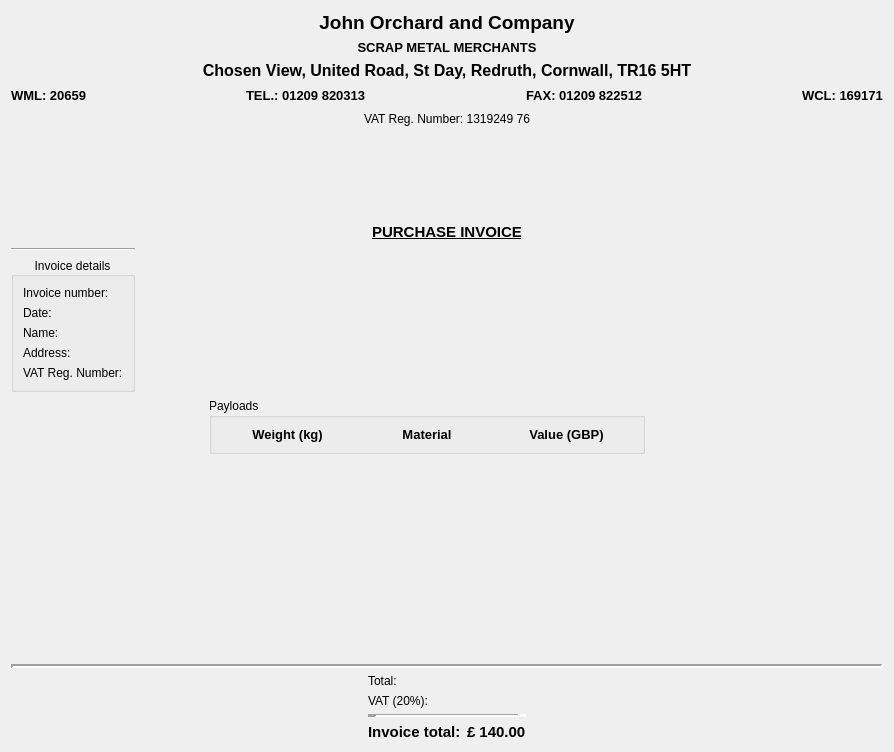
Above: main_program/gui_interface_designs/invoice_review_dialog_design.ui from yimenhfeifei/josm-invoice before the change. Below: the same form after it.
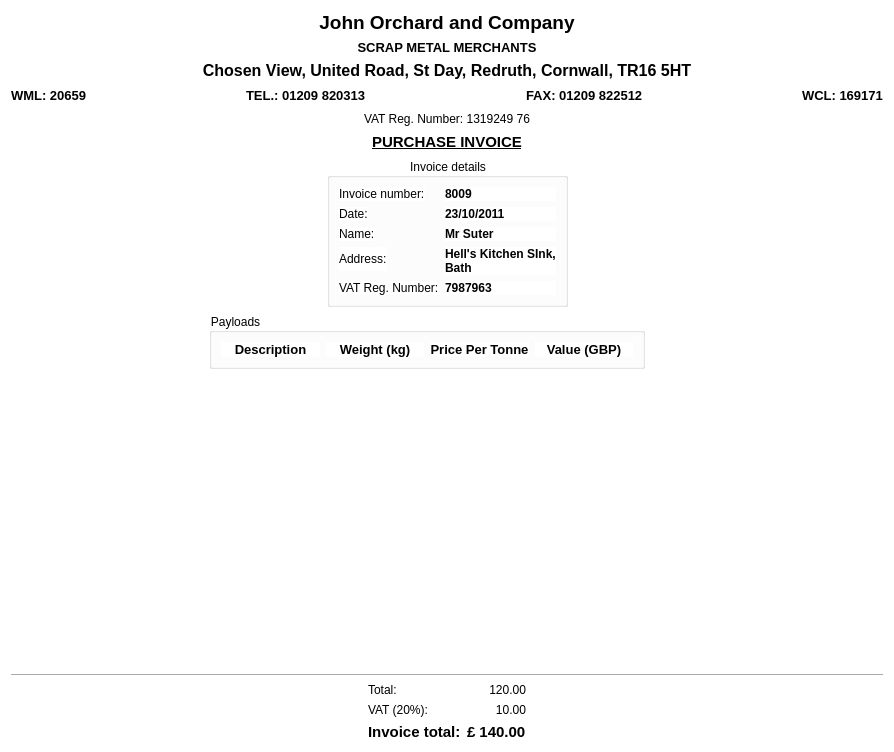
That is the form after the change.

Commit message: Added invoice program.

What changed in the file:
```diff
--- a/main_program/gui_interface_designs/invoice_review_dialog_design.ui
+++ b/main_program/gui_interface_designs/invoice_review_dialog_design.ui
@@ -1,7 +1,7 @@
 <?xml version="1.0" encoding="UTF-8"?>
 <ui version="4.0">
- <class>Dialog</class>
- <widget class="QDialog" name="Dialog">
+ <class>invoiceReviewDialog</class>
+ <widget class="QDialog" name="invoiceReviewDialog">
   <property name="geometry">
    <rect>
     <x>0</x>
@@ -10,12 +10,19 @@
     <height>752</height>
    </rect>
   </property>
+  <property name="sizePolicy">
+   <sizepolicy hsizetype="Preferred" vsizetype="Fixed">
+    <horstretch>0</horstretch>
+    <verstretch>0</verstretch>
+   </sizepolicy>
+  </property>
   <property name="windowTitle">
    <string>Dialog</string>
   </property>
-  <layout class="QVBoxLayout" name="verticalLayout_7">
-   <item>
-    <layout class="QVBoxLayout" name="verticalLayout_4">
+  <property name="styleSheet">
+   <string notr="true">background:white</string>
+  </property>
+  <layout class="QVBoxLayout" name="verticalLayout">
      <item>
       <layout class="QVBoxLayout" name="verticalLayout_2">
        <item>
@@ -160,23 +167,6 @@
       </layout>
      </item>
      <item>
-      <spacer name="verticalSpacer_2">
-       <property name="orientation">
-        <enum>Qt::Vertical</enum>
-       </property>
-       <property name="sizeHint" stdset="0">
-        <size>
-         <width>20</width>
-         <height>18</height>
-        </size>
-       </property>
-      </spacer>
-     </item>
-    </layout>
-   </item>
-   <item>
-    <layout class="QVBoxLayout" name="verticalLayout_3">
-     <item>
       <layout class="QHBoxLayout" name="horizontalLayout_3">
        <item>
         <spacer name="horizontalSpacer">
@@ -223,13 +213,17 @@
      <item>
       <layout class="QHBoxLayout" name="horizontalLayout">
        <item>
-        <layout class="QVBoxLayout" name="verticalLayout">
-         <item>
-          <widget class="Line" name="line">
+      <spacer name="horizontalSpacer_5">
            <property name="orientation">
             <enum>Qt::Horizontal</enum>
            </property>
-          </widget>
+       <property name="sizeHint" stdset="0">
+        <size>
+         <width>268</width>
+         <height>20</height>
+        </size>
+       </property>
+      </spacer>
          </item>
          <item>
           <widget class="QGroupBox" name="groupBox">
@@ -247,6 +241,17 @@
               </property>
              </widget>
             </item>
+        <item row="0" column="1">
+         <widget class="QLabel" name="label_16">
+          <property name="text">
+           <string>&lt;!DOCTYPE HTML PUBLIC &quot;-//W3C//DTD HTML 4.0//EN&quot; &quot;http://www.w3.org/TR/REC-html40/strict.dtd&quot;&gt;
+&lt;html&gt;&lt;head&gt;&lt;meta name=&quot;qrichtext&quot; content=&quot;1&quot; /&gt;&lt;style type=&quot;text/css&quot;&gt;
+p, li { white-space: pre-wrap; }
+&lt;/style&gt;&lt;/head&gt;&lt;body style=&quot; font-family:'Sans Serif'; font-size:9pt; font-weight:400; font-style:normal;&quot;&gt;
+&lt;p style=&quot; margin-top:0px; margin-bottom:0px; margin-left:0px; margin-right:0px; -qt-block-indent:0; text-indent:0px;&quot;&gt;&lt;span style=&quot; font-weight:600;&quot;&gt;8009&lt;/span&gt;&lt;/p&gt;&lt;/body&gt;&lt;/html&gt;</string>
+          </property>
+         </widget>
+        </item>
             <item row="1" column="0">
              <widget class="QLabel" name="label">
               <property name="text">
@@ -254,6 +259,17 @@
               </property>
              </widget>
             </item>
+        <item row="1" column="1">
+         <widget class="QLabel" name="label_17">
+          <property name="text">
+           <string>&lt;!DOCTYPE HTML PUBLIC &quot;-//W3C//DTD HTML 4.0//EN&quot; &quot;http://www.w3.org/TR/REC-html40/strict.dtd&quot;&gt;
+&lt;html&gt;&lt;head&gt;&lt;meta name=&quot;qrichtext&quot; content=&quot;1&quot; /&gt;&lt;style type=&quot;text/css&quot;&gt;
+p, li { white-space: pre-wrap; }
+&lt;/style&gt;&lt;/head&gt;&lt;body style=&quot; font-family:'Sans Serif'; font-size:9pt; font-weight:400; font-style:normal;&quot;&gt;
+&lt;p style=&quot; margin-top:0px; margin-bottom:0px; margin-left:0px; margin-right:0px; -qt-block-indent:0; text-indent:0px;&quot;&gt;&lt;span style=&quot; font-weight:600;&quot;&gt;23/10/2011&lt;/span&gt;&lt;/p&gt;&lt;/body&gt;&lt;/html&gt;</string>
+          </property>
+         </widget>
+        </item>
             <item row="2" column="0">
              <widget class="QLabel" name="label_3">
               <property name="text">
@@ -261,6 +277,17 @@
               </property>
              </widget>
             </item>
+        <item row="2" column="1">
+         <widget class="QLabel" name="label_18">
+          <property name="text">
+           <string>&lt;!DOCTYPE HTML PUBLIC &quot;-//W3C//DTD HTML 4.0//EN&quot; &quot;http://www.w3.org/TR/REC-html40/strict.dtd&quot;&gt;
+&lt;html&gt;&lt;head&gt;&lt;meta name=&quot;qrichtext&quot; content=&quot;1&quot; /&gt;&lt;style type=&quot;text/css&quot;&gt;
+p, li { white-space: pre-wrap; }
+&lt;/style&gt;&lt;/head&gt;&lt;body style=&quot; font-family:'Sans Serif'; font-size:9pt; font-weight:400; font-style:normal;&quot;&gt;
+&lt;p style=&quot; margin-top:0px; margin-bottom:0px; margin-left:0px; margin-right:0px; -qt-block-indent:0; text-indent:0px;&quot;&gt;&lt;span style=&quot; font-weight:600;&quot;&gt;Mr Suter&lt;/span&gt;&lt;/p&gt;&lt;/body&gt;&lt;/html&gt;</string>
+          </property>
+         </widget>
+        </item>
             <item row="3" column="0">
              <widget class="QLabel" name="label_4">
               <property name="text">
@@ -268,6 +295,18 @@
               </property>
              </widget>
             </item>
+        <item row="3" column="1">
+         <widget class="QLabel" name="label_19">
+          <property name="text">
+           <string>&lt;!DOCTYPE HTML PUBLIC &quot;-//W3C//DTD HTML 4.0//EN&quot; &quot;http://www.w3.org/TR/REC-html40/strict.dtd&quot;&gt;
+&lt;html&gt;&lt;head&gt;&lt;meta name=&quot;qrichtext&quot; content=&quot;1&quot; /&gt;&lt;style type=&quot;text/css&quot;&gt;
+p, li { white-space: pre-wrap; }
+&lt;/style&gt;&lt;/head&gt;&lt;body style=&quot; font-family:'Sans Serif'; font-size:9pt; font-weight:400; font-style:normal;&quot;&gt;
+&lt;p style=&quot; margin-top:0px; margin-bottom:0px; margin-left:0px; margin-right:0px; -qt-block-indent:0; text-indent:0px;&quot;&gt;&lt;span style=&quot; font-weight:600;&quot;&gt;Hell's Kitchen SInk,&lt;/span&gt;&lt;/p&gt;
+&lt;p style=&quot; margin-top:0px; margin-bottom:0px; margin-left:0px; margin-right:0px; -qt-block-indent:0; text-indent:0px;&quot;&gt;&lt;span style=&quot; font-weight:600;&quot;&gt;Bath&lt;/span&gt;&lt;/p&gt;&lt;/body&gt;&lt;/html&gt;</string>
+          </property>
+         </widget>
+        </item>
             <item row="4" column="0">
              <widget class="QLabel" name="label_7">
               <property name="text">
@@ -275,19 +314,28 @@
               </property>
              </widget>
             </item>
-           </layout>
+        <item row="4" column="1">
+         <widget class="QLabel" name="label_20">
+          <property name="text">
+           <string>&lt;!DOCTYPE HTML PUBLIC &quot;-//W3C//DTD HTML 4.0//EN&quot; &quot;http://www.w3.org/TR/REC-html40/strict.dtd&quot;&gt;
+&lt;html&gt;&lt;head&gt;&lt;meta name=&quot;qrichtext&quot; content=&quot;1&quot; /&gt;&lt;style type=&quot;text/css&quot;&gt;
+p, li { white-space: pre-wrap; }
+&lt;/style&gt;&lt;/head&gt;&lt;body style=&quot; font-family:'Sans Serif'; font-size:9pt; font-weight:400; font-style:normal;&quot;&gt;
+&lt;p style=&quot; margin-top:0px; margin-bottom:0px; margin-left:0px; margin-right:0px; -qt-block-indent:0; text-indent:0px;&quot;&gt;&lt;span style=&quot; font-weight:600;&quot;&gt;7987963&lt;/span&gt;&lt;/p&gt;&lt;/body&gt;&lt;/html&gt;</string>
+          </property>
           </widget>
          </item>
         </layout>
+      </widget>
        </item>
        <item>
-        <spacer name="horizontalSpacer_5">
+      <spacer name="horizontalSpacer_11">
          <property name="orientation">
           <enum>Qt::Horizontal</enum>
          </property>
          <property name="sizeHint" stdset="0">
           <size>
-           <width>208</width>
+         <width>268</width>
            <height>20</height>
           </size>
          </property>
@@ -295,10 +343,8 @@
        </item>
       </layout>
      </item>
-    </layout>
-   </item>
    <item>
-    <layout class="QHBoxLayout" name="horizontalLayout_5">
+    <layout class="QHBoxLayout" name="horizontalLayout_6">
      <item>
       <spacer name="horizontalSpacer_7">
        <property name="orientation">
@@ -320,10 +366,34 @@
        <property name="title">
         <string>Payloads</string>
        </property>
-       <layout class="QVBoxLayout" name="verticalLayout_5">
+       <property name="flat">
+        <bool>false</bool>
+       </property>
+       <layout class="QHBoxLayout" name="horizontalLayout_5">
         <item>
-         <layout class="QGridLayout" name="payloadLayout">
-          <item row="0" column="0">
+         <widget class="QLabel" name="label_13">
+          <property name="sizePolicy">
+           <sizepolicy hsizetype="Preferred" vsizetype="Preferred">
+            <horstretch>0</horstretch>
+            <verstretch>0</verstretch>
+           </sizepolicy>
+          </property>
+          <property name="text">
+           <string>&lt;!DOCTYPE HTML PUBLIC &quot;-//W3C//DTD HTML 4.0//EN&quot; &quot;http://www.w3.org/TR/REC-html40/strict.dtd&quot;&gt;
+&lt;html&gt;&lt;head&gt;&lt;meta name=&quot;qrichtext&quot; content=&quot;1&quot; /&gt;&lt;style type=&quot;text/css&quot;&gt;
+p, li { white-space: pre-wrap; }
+&lt;/style&gt;&lt;/head&gt;&lt;body style=&quot; font-family:'Sans Serif'; font-size:9pt; font-weight:400; font-style:normal;&quot;&gt;
+&lt;p style=&quot; margin-top:0px; margin-bottom:0px; margin-left:0px; margin-right:0px; -qt-block-indent:0; text-indent:0px;&quot;&gt;&lt;span style=&quot; font-size:10pt; font-weight:600;&quot;&gt;Description&lt;/span&gt;&lt;/p&gt;&lt;/body&gt;&lt;/html&gt;</string>
+          </property>
+          <property name="alignment">
+           <set>Qt::AlignCenter</set>
+          </property>
+          <property name="margin">
+           <number>5</number>
+          </property>
+         </widget>
+        </item>
+        <item>
            <widget class="QLabel" name="label_12">
             <property name="sizePolicy">
              <sizepolicy hsizetype="Preferred" vsizetype="Preferred">
@@ -342,12 +412,12 @@
              <set>Qt::AlignCenter</set>
             </property>
             <property name="margin">
-             <number>0</number>
+           <number>5</number>
             </property>
            </widget>
           </item>
-          <item row="0" column="1">
-           <widget class="QLabel" name="label_13">
+        <item>
+         <widget class="QLabel" name="label_23">
             <property name="sizePolicy">
              <sizepolicy hsizetype="Preferred" vsizetype="Preferred">
               <horstretch>0</horstretch>
@@ -359,14 +429,17 @@
 &lt;html&gt;&lt;head&gt;&lt;meta name=&quot;qrichtext&quot; content=&quot;1&quot; /&gt;&lt;style type=&quot;text/css&quot;&gt;
 p, li { white-space: pre-wrap; }
 &lt;/style&gt;&lt;/head&gt;&lt;body style=&quot; font-family:'Sans Serif'; font-size:9pt; font-weight:400; font-style:normal;&quot;&gt;
-&lt;p style=&quot; margin-top:0px; margin-bottom:0px; margin-left:0px; margin-right:0px; -qt-block-indent:0; text-indent:0px;&quot;&gt;&lt;span style=&quot; font-size:10pt; font-weight:600;&quot;&gt;Material&lt;/span&gt;&lt;/p&gt;&lt;/body&gt;&lt;/html&gt;</string>
+&lt;p style=&quot; margin-top:0px; margin-bottom:0px; margin-left:0px; margin-right:0px; -qt-block-indent:0; text-indent:0px;&quot;&gt;&lt;span style=&quot; font-size:10pt; font-weight:600;&quot;&gt;Price Per Tonne&lt;/span&gt;&lt;/p&gt;&lt;/body&gt;&lt;/html&gt;</string>
             </property>
             <property name="alignment">
              <set>Qt::AlignCenter</set>
             </property>
-           </widget>
-          </item>
-          <item row="0" column="2">
+          <property name="margin">
+           <number>5</number>
+          </property>
+         </widget>
+        </item>
+        <item>
            <widget class="QLabel" name="label_14">
             <property name="sizePolicy">
              <sizepolicy hsizetype="Preferred" vsizetype="Preferred">
@@ -384,9 +457,10 @@
             <property name="alignment">
              <set>Qt::AlignCenter</set>
             </property>
-           </widget>
-          </item>
-         </layout>
+          <property name="margin">
+           <number>5</number>
+          </property>
+         </widget>
         </item>
        </layout>
       </widget>
@@ -423,29 +497,14 @@
     </spacer>
    </item>
    <item>
-    <widget class="Line" name="line_2">
-     <property name="sizePolicy">
-      <sizepolicy hsizetype="Preferred" vsizetype="Preferred">
-       <horstretch>0</horstretch>
-       <verstretch>0</verstretch>
-      </sizepolicy>
-     </property>
-     <property name="minimumSize">
-      <size>
-       <width>0</width>
-       <height>4</height>
-      </size>
-     </property>
-     <property name="lineWidth">
-      <number>3</number>
-     </property>
+    <widget class="Line" name="line">
      <property name="orientation">
       <enum>Qt::Horizontal</enum>
      </property>
     </widget>
    </item>
    <item>
-    <layout class="QHBoxLayout" name="horizontalLayout_6">
+    <layout class="QHBoxLayout" name="horizontalLayout_4">
      <item>
       <spacer name="horizontalSpacer_9">
        <property name="orientation">
@@ -460,46 +519,22 @@
       </spacer>
      </item>
      <item>
-      <layout class="QVBoxLayout" name="verticalLayout_6">
-       <item>
+      <layout class="QGridLayout" name="gridLayout">
+       <item row="0" column="0">
         <widget class="QLabel" name="label_9">
          <property name="text">
           <string>Total:</string>
          </property>
         </widget>
        </item>
-       <item>
+       <item row="1" column="0">
         <widget class="QLabel" name="label_10">
          <property name="text">
           <string>VAT (20%):</string>
          </property>
         </widget>
        </item>
-       <item>
-        <widget class="Line" name="line_3">
-         <property name="sizePolicy">
-          <sizepolicy hsizetype="Minimum" vsizetype="Preferred">
-           <horstretch>0</horstretch>
-           <verstretch>0</verstretch>
-          </sizepolicy>
-         </property>
-         <property name="minimumSize">
-          <size>
-           <width>0</width>
-           <height>3</height>
-          </size>
-         </property>
-         <property name="lineWidth">
-          <number>9</number>
-         </property>
-         <property name="orientation">
-          <enum>Qt::Horizontal</enum>
-         </property>
-        </widget>
-       </item>
-       <item>
-        <layout class="QHBoxLayout" name="horizontalLayout_4">
-         <item>
+       <item row="2" column="0" colspan="2">
           <widget class="QLabel" name="label_11">
            <property name="text">
             <string>&lt;!DOCTYPE HTML PUBLIC &quot;-//W3C//DTD HTML 4.0//EN&quot; &quot;http://www.w3.org/TR/REC-html40/strict.dtd&quot;&gt;
@@ -510,7 +545,7 @@
            </property>
           </widget>
          </item>
-         <item>
+       <item row="2" column="2">
           <widget class="QLabel" name="label_15">
            <property name="text">
             <string>&lt;!DOCTYPE HTML PUBLIC &quot;-//W3C//DTD HTML 4.0//EN&quot; &quot;http://www.w3.org/TR/REC-html40/strict.dtd&quot;&gt;
@@ -521,7 +556,25 @@
            </property>
           </widget>
          </item>
-        </layout>
+       <item row="0" column="2">
+        <widget class="QLabel" name="label_21">
+         <property name="text">
+          <string>120.00</string>
+         </property>
+         <property name="alignment">
+          <set>Qt::AlignRight|Qt::AlignTrailing|Qt::AlignVCenter</set>
+         </property>
+        </widget>
+       </item>
+       <item row="1" column="2">
+        <widget class="QLabel" name="label_22">
+         <property name="text">
+          <string>10.00</string>
+         </property>
+         <property name="alignment">
+          <set>Qt::AlignRight|Qt::AlignTrailing|Qt::AlignVCenter</set>
+         </property>
+        </widget>
        </item>
       </layout>
      </item>
```
Lines whose indentation alone changed are shown as unchanged. The commit also changes 1 other file.
